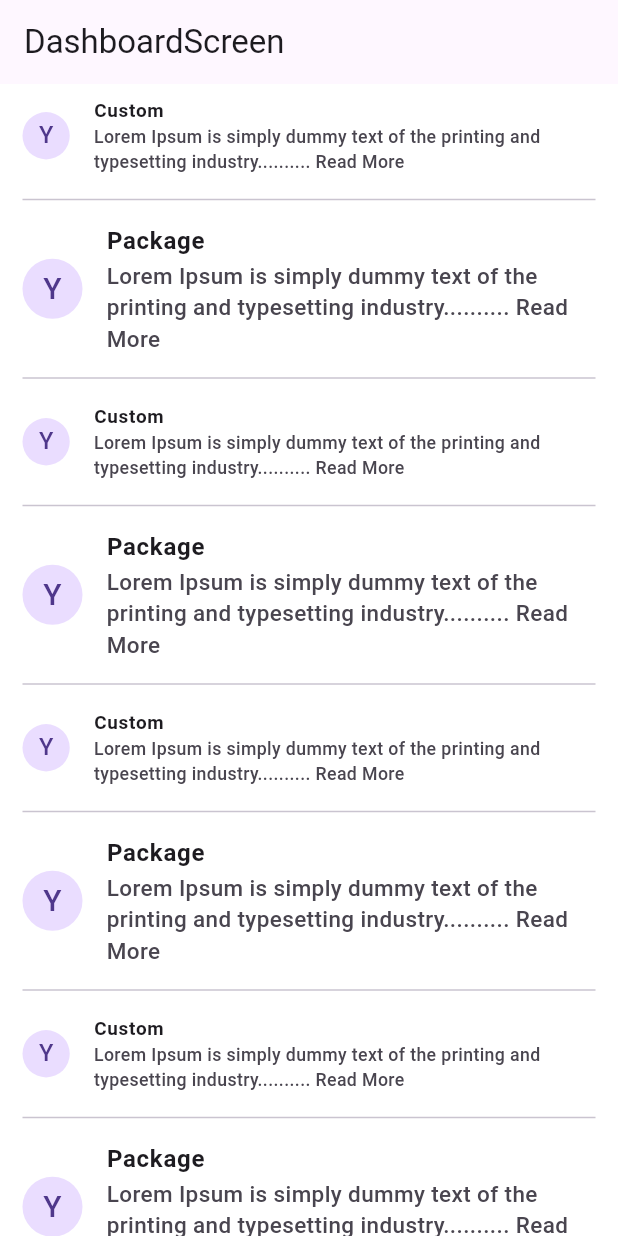
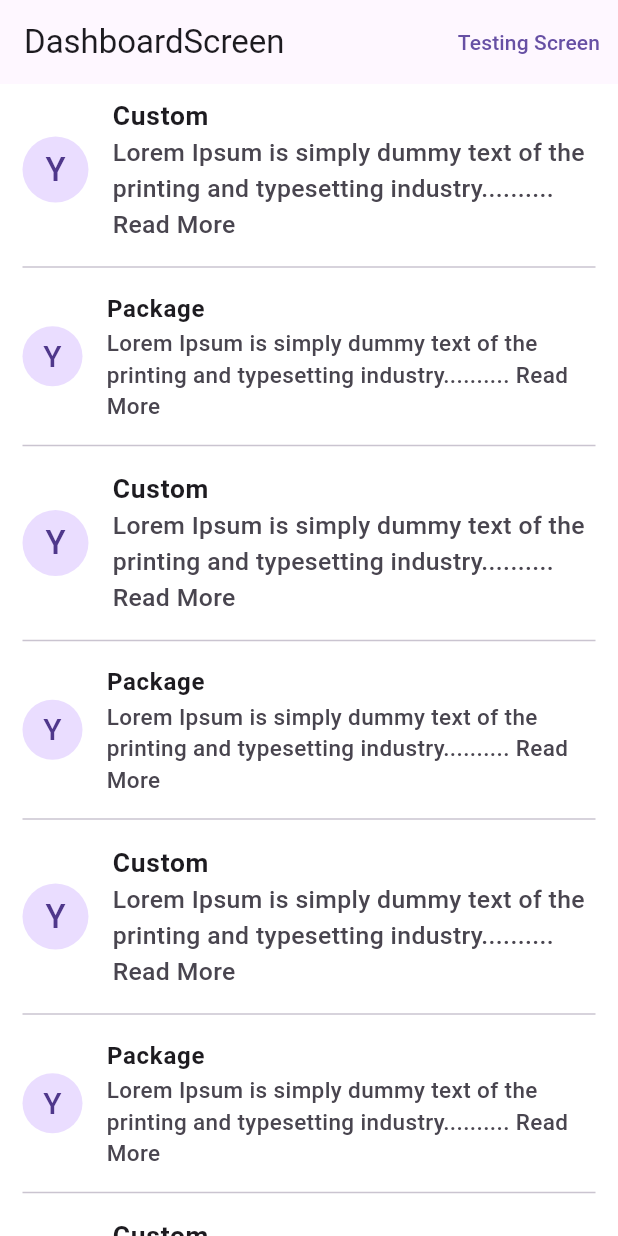
Before and after one commit to yojit88/Getx_MVVM, a Flutter app: the screen it shows after launch, on a phone screen of 412 x 824 dp. Run offline on Flutter 3.47's test engine with Material 3 defaults, Android fonts, the phone set to English and light mode, and no system bars; our stand-ins replace connectivity_plus, dio, fluttertoast, get, logger, package_info_plus and 3 more.

Commit message:
Added customizable width and height for responsiveness.

```diff
--- a/lib/main.dart
+++ b/lib/main.dart
@@ -1,5 +1,4 @@
 import 'package:flutter/material.dart';
-import 'package:flutter_screenutil/flutter_screenutil.dart';
 import 'package:get/get.dart';
 import 'package:getx_testing/prototypeX/app/routes/routes.dart';
 import 'package:getx_testing/prototypeX/core/theme/app_color.dart';
@@ -16,8 +15,7 @@
 
   @override
   Widget build(BuildContext context) {
-    return ScreenUtilInit(
-      child: GetMaterialApp(
+    return GetMaterialApp(
       title: 'Getx Testing',
       debugShowCheckedModeBanner: false,
       theme: ThemeData(useMaterial3: true, scaffoldBackgroundColor: Colors.white).copyWith(
@@ -30,7 +28,6 @@
       locale: const Locale('en', 'US'),
       fallbackLocale: const Locale('en', 'US'),
       translations: Language(),
-      ),
     );
   }
 }
--- a/lib/prototypeX/app/module/auth/signup/signup_screen_controller.dart
+++ b/lib/prototypeX/app/module/auth/signup/signup_screen_controller.dart
@@ -27,14 +27,12 @@
 
   Future<void> signUp() async {
     if (formKey.currentState!.validate()) {
-      logger.f("Success");
       var result = await authRepository!.signup(
         username: userNameCtrl.text.trim(),
         email: emailCtrl.text.trim(),
         password: passCtrl.text.trim(),
       );
     } else {
-      logger.f("Fail");
     }
   }
 
--- a/lib/prototypeX/app/module/dashboard/dashboard_screen.dart
+++ b/lib/prototypeX/app/module/dashboard/dashboard_screen.dart
@@ -1,17 +1,27 @@
 import 'package:flutter/material.dart';
 import 'package:getx_testing/prototypeX/app/module/dashboard/dashboard_screen_controller.dart';
+import 'package:getx_testing/prototypeX/core/values/app_routes_name.dart';
 import 'widget/dashboard_view.dart';
 import 'package:get/get.dart';
 
 class DashboardScreen extends StatelessWidget {
-  const DashboardScreen({super.key});
+  DashboardScreen({super.key});
 
+  final DashboardScreenController dashboardScreenController = Get.put(DashboardScreenController());
 
   @override
   Widget build(BuildContext context) {
     return Scaffold(
       appBar: AppBar(
         title: const Text('DashboardScreen'),
+        actions: [
+          TextButton(
+            onPressed: () {
+              Get.toNamed(AppRoutes.testingScreen);
+            },
+            child: Text("Testing Screen"),
+          )
+        ],
       ),
       body: DashboardView(),
     );
--- a/lib/prototypeX/app/module/dashboard/dashboard_screen_controller.dart
+++ b/lib/prototypeX/app/module/dashboard/dashboard_screen_controller.dart
@@ -1,8 +1,20 @@
 import 'package:get/get.dart';
 
+import '../base/base_controller.dart';
+
 class DashboardScreenController extends GetxController {
+
+  DashboardScreenController({this.customScreenSize});
+
+  BaseClassController? customScreenSize;
+
   double customSize(double num) {
     // Returns the modified size value after applying the custom logic
     return num * 1.5;
   }
+
+  void screenCustom(){
+    customScreenSize!.width=44;
+    customScreenSize!.height=44;
+  }
 }
--- a/lib/prototypeX/app/module/dashboard/widget/dashboard_view.dart
+++ b/lib/prototypeX/app/module/dashboard/widget/dashboard_view.dart
@@ -1,5 +1,5 @@
 import 'package:flutter/material.dart';
-import 'package:flutter_screenutil/flutter_screenutil.dart';
+
 import 'package:get/get.dart';
 import 'package:getx_testing/prototypeX/core/values/values.dart';
 import '../dashboard_screen_controller.dart';
@@ -34,7 +34,7 @@
                     ),
                     title: Text(
                       index % 2 == 0 ? "Custom" : "Package",
-                      style: TextStyle(fontWeight: FontWeight.w700, fontSize: index % 2 == 0 ? AppSizes.dimenToPx16.rs : 16.00),
+                      style: TextStyle(fontWeight: FontWeight.w700, fontSize: index % 2 == 0 ? 16.00.rs : 16.00),
                     ),
                     subtitle: Text(
                       "Lorem Ipsum is simply dummy text of the printing and typesetting industry.......... Read More",
--- a/lib/prototypeX/app/module/module.dart
+++ b/lib/prototypeX/app/module/module.dart
@@ -6,3 +6,4 @@
 export 'auth/login/login_screen.dart';
 export 'auth/signup/signup_screen.dart';
 export 'loading/loading.dart';
+export 'custom/custom_screen.dart';
--- a/lib/prototypeX/app/routes/routes.dart
+++ b/lib/prototypeX/app/routes/routes.dart
@@ -22,5 +22,9 @@
       name: AppRoutes.signUpScreen,
       page: () => SignupScreen(),
     ),
+    GetPage(
+      name: AppRoutes.testingScreen,
+      page: () => CustomSizeScreen(),
+    ),
   ];
 }
--- a/lib/prototypeX/core/extensions/dio_extensions.dart
+++ b/lib/prototypeX/core/extensions/dio_extensions.dart
@@ -27,7 +27,6 @@
   }) async {
     var result = await safeApiResponseCall(
         request: request, useDefaultErrorHandler: useDefaultErrorHandler);
-    logger.i(result);
 
     switch (result) {
       case DataSuccess<Response>():
--- a/lib/prototypeX/core/values/app_routes_name.dart
+++ b/lib/prototypeX/core/values/app_routes_name.dart
@@ -4,5 +4,5 @@
   static const String loginScreen = "/LoginScreen";
   static const String signUpScreen = "/SignUpScreen";
   static const String dashBoardScreen = "/DashBoardScreen";
-
+  static const String testingScreen = "/TestingScreen";
 }
```
Also changed, not shown: lib/prototypeX/app/data/types/layout_types.dart (+12 -0 lines), lib/prototypeX/app/module/base/base_controller.dart (+32 -9 lines), lib/prototypeX/app/module/custom/custom_screen.dart (added, +69 -0 lines), lib/prototypeX/core/values/app_sizes.dart (+36 -12 lines), 3 other files. Lines whose indentation alone changed are shown as unchanged.
